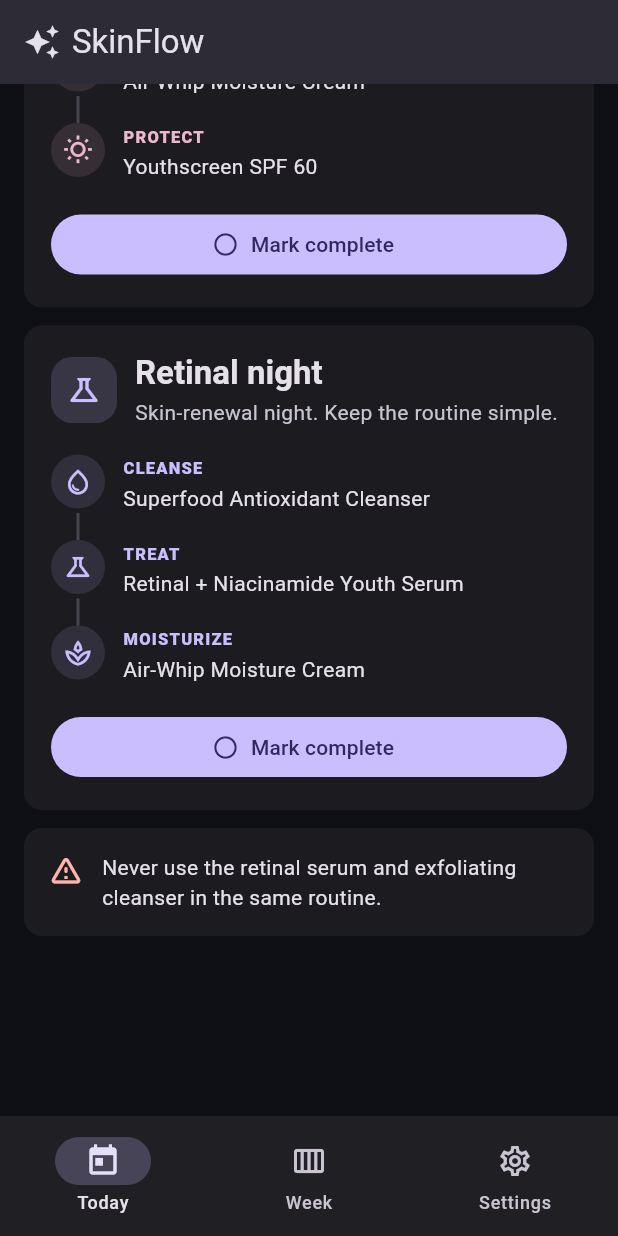
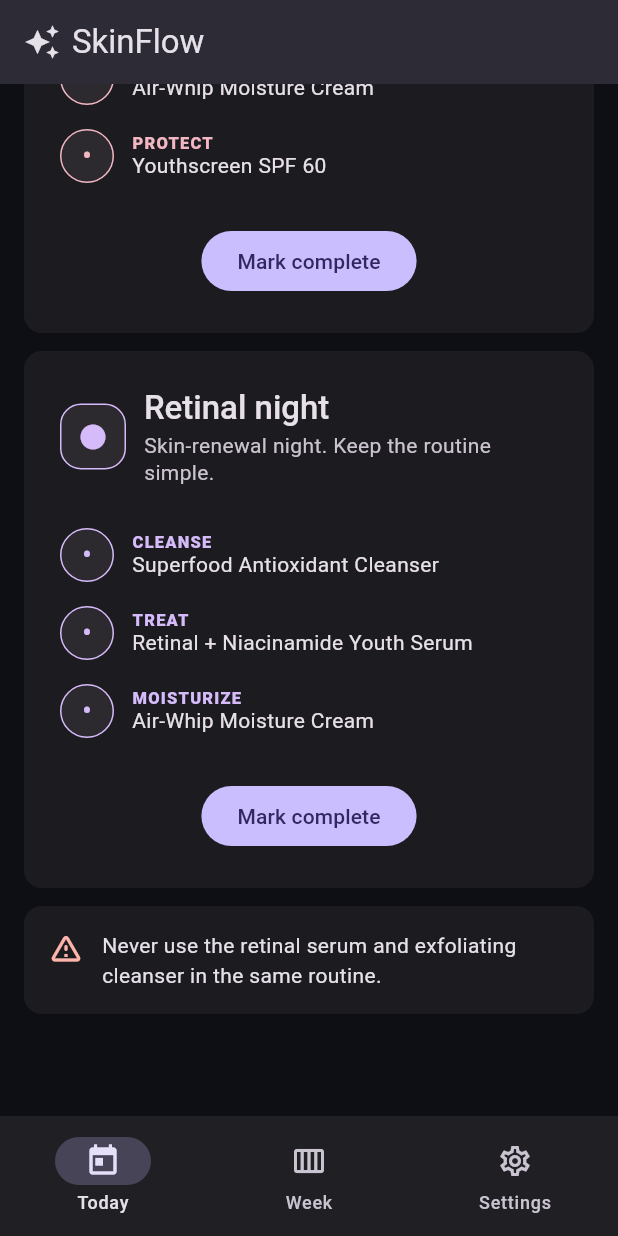
Before and after one commit to thekingcjw/SkinFlow, a Flutter app: the screen it shows after launch, scrolled down 354 dp, on a phone screen of 412 x 824 dp. Run offline on Flutter 3.47's test engine with Material 3 defaults, Android fonts, the light colour scheme and no system bars; our stand-ins replace drift, drift_flutter, flutter_local_notifications, flutter_timezone, shared_preferences, timezone; accounts and stored records are empty.

Commit message:
Match routine cards to Figma components

```diff
--- a/lib/widgets/routine_card.dart
+++ b/lib/widgets/routine_card.dart
@@ -1,6 +1,7 @@
 import 'package:flutter/material.dart';
 
 import '../models/routine.dart';
+import '../theme/skinflow_theme.dart';
 
 class RoutineCard extends StatelessWidget {
   const RoutineCard({
@@ -16,13 +17,12 @@ class RoutineCard extends StatelessWidget {
 
   @override
   Widget build(BuildContext context) {
-    final colors = Theme.of(context).colorScheme;
-    final accent = _accentFor(routine.kind, colors);
+    final accent = _accentFor(routine.kind);
 
     return Card(
       clipBehavior: Clip.antiAlias,
       child: Padding(
-        padding: const EdgeInsets.all(18),
+        padding: const EdgeInsets.all(24),
         child: Column(
           crossAxisAlignment: CrossAxisAlignment.start,
           children: <Widget>[
@@ -32,10 +32,12 @@ class RoutineCard extends StatelessWidget {
                   width: 44,
                   height: 44,
                   decoration: BoxDecoration(
-                    color: accent.withValues(alpha: 0.16),
+                    color: SkinFlowColors.cardEmphasized,
                     borderRadius: BorderRadius.circular(14),
+                    border: Border.all(color: accent),
                   ),
-                  child: Icon(_iconFor(routine.kind), color: accent),
+                  alignment: Alignment.center,
+                  child: Icon(_iconFor(routine.kind), color: accent, size: 20),
                 ),
                 const SizedBox(width: 12),
                 Expanded(
@@ -45,14 +47,17 @@ class RoutineCard extends StatelessWidget {
                       Text(
                         routine.title,
                         style: Theme.of(context).textTheme.titleLarge?.copyWith(
-                              fontWeight: FontWeight.w700,
+                              fontSize: 22,
+                              fontWeight: FontWeight.w500,
+                              color: SkinFlowColors.primaryText,
                             ),
                       ),
                       const SizedBox(height: 2),
                       Text(
                         routine.description,
                         style: Theme.of(context).textTheme.bodyMedium?.copyWith(
-                              color: colors.onSurfaceVariant,
+                              color: SkinFlowColors.secondaryText,
+                              height: 1.25,
                             ),
                       ),
                     ],
@@ -60,26 +65,16 @@ class RoutineCard extends StatelessWidget {
                 ),
               ],
             ),
-            const SizedBox(height: 18),
+            const SizedBox(height: 24),
             for (var index = 0; index < routine.steps.length; index++) ...<Widget>[
               _StepRow(step: routine.steps[index], accent: accent),
-              if (index != routine.steps.length - 1)
-                Padding(
-                  padding: const EdgeInsets.only(left: 17),
-                  child: Container(
-                    height: 18,
-                    width: 2,
-                    color: colors.outlineVariant,
-                  ),
-                ),
+              if (index != routine.steps.length - 1) const SizedBox(height: 8),
             ],
-            const SizedBox(height: 18),
-            SizedBox(
-              width: double.infinity,
-              child: FilledButton.icon(
+            const SizedBox(height: 24),
+            Center(
+              child: FilledButton(
                 onPressed: () => onChanged(!complete),
-                icon: Icon(complete ? Icons.check_circle : Icons.circle_outlined),
-                label: Text(complete ? 'Completed' : 'Mark complete'),
+                child: Text(complete ? 'Completed' : 'Mark complete'),
               ),
             ),
           ],
@@ -88,20 +83,20 @@ class RoutineCard extends StatelessWidget {
     );
   }
 
-  Color _accentFor(RoutineKind kind, ColorScheme colors) {
+  Color _accentFor(RoutineKind kind) {
     return switch (kind) {
-      RoutineKind.morning => colors.tertiary,
-      RoutineKind.retinal => colors.primary,
-      RoutineKind.exfoliation => colors.secondary,
-      RoutineKind.recovery => colors.primaryContainer,
+      RoutineKind.morning => SkinFlowColors.morning,
+      RoutineKind.retinal => SkinFlowColors.retinal,
+      RoutineKind.exfoliation => SkinFlowColors.exfoliation,
+      RoutineKind.recovery => SkinFlowColors.recovery,
     };
   }
 
   IconData _iconFor(RoutineKind kind) {
     return switch (kind) {
-      RoutineKind.morning => Icons.wb_sunny_outlined,
-      RoutineKind.retinal => Icons.science_outlined,
-      RoutineKind.exfoliation => Icons.auto_awesome_outlined,
+      RoutineKind.morning => Icons.wb_sunny_rounded,
+      RoutineKind.retinal => Icons.circle,
+      RoutineKind.exfoliation => Icons.auto_awesome,
       RoutineKind.recovery => Icons.shield_outlined,
     };
   }
@@ -115,40 +110,59 @@ class _StepRow extends StatelessWidget {
 
   @override
   Widget build(BuildContext context) {
-    return Row(
-      crossAxisAlignment: CrossAxisAlignment.start,
+    return SizedBox(
+      height: 44,
+      child: Row(
         children: <Widget>[
           Container(
             width: 36,
             height: 36,
             decoration: BoxDecoration(
-            color: accent.withValues(alpha: 0.12),
+              color: SkinFlowColors.cardEmphasized,
               shape: BoxShape.circle,
+              border: Border.all(color: accent),
             ),
-          child: Icon(step.icon, size: 20, color: accent),
+            alignment: Alignment.center,
+            child: Text(
+              '•',
+              style: TextStyle(
+                color: accent,
+                fontSize: 18,
+                fontWeight: FontWeight.w500,
+              ),
+            ),
           ),
           const SizedBox(width: 12),
           Expanded(
-          child: Padding(
-            padding: const EdgeInsets.only(top: 1),
             child: Column(
+              mainAxisAlignment: MainAxisAlignment.center,
               crossAxisAlignment: CrossAxisAlignment.start,
               children: <Widget>[
                 Text(
                   step.subtitle.toUpperCase(),
-                  style: Theme.of(context).textTheme.labelSmall?.copyWith(
+                  style: TextStyle(
                     color: accent,
+                    fontSize: 11,
                     fontWeight: FontWeight.w800,
                     letterSpacing: 0.8,
+                    height: 1.1,
                   ),
                 ),
-                const SizedBox(height: 2),
-                Text(step.title),
+                Text(
+                  step.title,
+                  maxLines: 1,
+                  overflow: TextOverflow.ellipsis,
+                  style: const TextStyle(
+                    color: SkinFlowColors.primaryText,
+                    fontSize: 14,
+                    height: 1.25,
+                  ),
+                ),
               ],
             ),
           ),
+        ],
       ),
-      ],
     );
   }
 }
```
Lines whose indentation alone changed are shown as unchanged.
